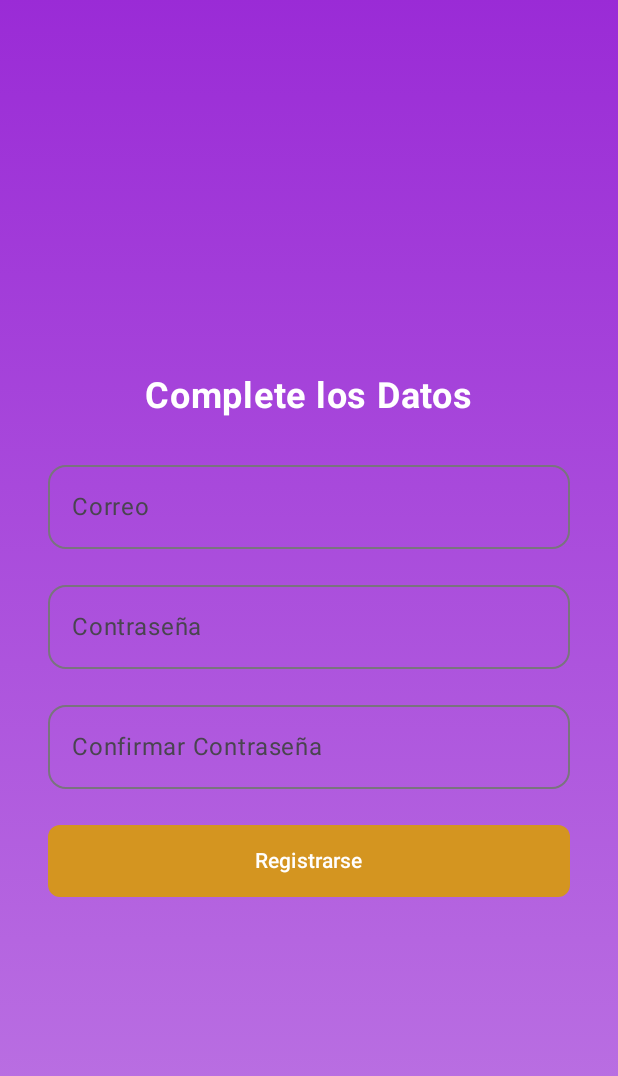
After one commit to CristianDAvella/siddhartha, an Android app built with Jetpack Compose: the RegisterActivity screen opened directly, with no data from a screen before it, on a phone screen of 412 x 824 dp. The commit adds this screen. Shown: the top 1076 px of the screen. Run offline under Robolectric (Android 15) with nearby library versions, the phone set to English and light mode, and no system bars; our stand-ins replace Firebase (no records; nobody signed in at launch, a user with empty details on screens opened directly).

Commit message:
se incluyo funcion para registrar nuevos usuarios

```diff
--- a/app/src/main/AndroidManifest.xml
+++ b/app/src/main/AndroidManifest.xml
@@ -34,6 +34,7 @@
         </activity>
         <activity android:name=".view.PrincipalActivity" />
         <activity android:name=".view.Activity_tecnicas" />
+        <activity android:name=".view.RegisterActivity" />
 
         <!-- Receiver para reinicio del dispositivo -->
         <receiver android:name=".receiver.AlarmaReceiver"
--- a/app/src/main/java/com/example/siddhartha/view/BottomNavigationBar.kt
+++ b/app/src/main/java/com/example/siddhartha/view/BottomNavigationBar.kt
@@ -19,7 +19,7 @@ fun BottomNavigationBar(currentActivity: String, context: Context) {
         containerColor = MaterialTheme.colorScheme.tertiary,
         tonalElevation = 8.dp
     ) {
-        NavigationBarItem(
+        /*NavigationBarItem(
             icon = { Icon(Icons.Default.Info, contentDescription = "About") },
             label = { Text("About") },
             selected = currentActivity == "AboutActivity",
@@ -33,7 +33,7 @@ fun BottomNavigationBar(currentActivity: String, context: Context) {
                 selectedTextColor = Color.Black,
                 indicatorColor = MaterialTheme.colorScheme.surface
             )
-        )
+        )*/
 
         NavigationBarItem(
             icon = { Icon(Icons.Default.Star, contentDescription = "Técnicas") },
--- a/app/src/main/java/com/example/siddhartha/view/LoginScreen.kt
+++ b/app/src/main/java/com/example/siddhartha/view/LoginScreen.kt
@@ -111,13 +111,7 @@ fun LoginScreen() {
                 Spacer(modifier = Modifier.height(12.dp))
                 TextButton(
                     onClick = {
-                        viewModel.register(email, password) { success, message ->
-                            if (success) {
-                                Toast.makeText(context, "Registro exitoso", Toast.LENGTH_SHORT).show()
-                            } else {
-                                Toast.makeText(context, message ?: "Error", Toast.LENGTH_LONG).show()
-                            }
-                        }
+                        context.startActivity(Intent(context, RegisterActivity::class.java))
                     },
                     colors = ButtonDefaults.textButtonColors(contentColor = MaterialTheme.colorScheme.secondary)
                 ) {
--- /dev/null
+++ b/app/src/main/java/com/example/siddhartha/view/RegisterActivity.kt
@@ -0,0 +1,21 @@
+package com.example.siddhartha.view
+
+import android.content.Intent
+import android.os.Bundle
+import androidx.activity.ComponentActivity
+import androidx.activity.compose.setContent
+import com.example.siddhartha.ui.theme.SiddharthaTheme
+
+class RegisterActivity : ComponentActivity() {
+    override fun onCreate(savedInstanceState: Bundle?) {
+        super.onCreate(savedInstanceState)
+        setContent {
+            SiddharthaTheme {
+                RegisterScreen(onRegisterSuccess = {
+                    startActivity(Intent(this, MainActivity::class.java))
+                    finish()
+                })
+            }
+        }
+    }
+}
--- /dev/null
+++ b/app/src/main/java/com/example/siddhartha/view/RegisterScreen.kt
@@ -0,0 +1,114 @@
+package com.example.siddhartha.view
+
+import android.widget.Toast
+import androidx.compose.foundation.background
+import androidx.compose.foundation.layout.*
+import androidx.compose.foundation.shape.RoundedCornerShape
+import androidx.compose.material3.*
+import androidx.compose.runtime.*
+import androidx.compose.ui.Alignment
+import androidx.compose.ui.Modifier
+import androidx.compose.ui.graphics.Brush
+import androidx.compose.ui.platform.LocalContext
+import androidx.compose.ui.res.stringResource
+import androidx.compose.ui.text.font.FontWeight
+import androidx.compose.ui.text.input.PasswordVisualTransformation
+import androidx.compose.ui.unit.dp
+import androidx.compose.ui.unit.sp
+import androidx.lifecycle.viewmodel.compose.viewModel
+import com.example.siddhartha.R
+import com.example.siddhartha.viewmodel.AuthViewModel
+
+@Composable
+fun RegisterScreen(onRegisterSuccess: () -> Unit) {
+    val viewModel: AuthViewModel = viewModel()
+    var email by remember { mutableStateOf("") }
+    var password by remember { mutableStateOf("") }
+    var confirmPassword by remember { mutableStateOf("") }
+    val context = LocalContext.current
+
+    val gradient = Brush.verticalGradient(
+        colors = listOf(
+            MaterialTheme.colorScheme.primary.copy(alpha = 0.95f),
+            MaterialTheme.colorScheme.primary.copy(alpha = 0.6f)
+        )
+    )
+
+    Box(
+        modifier = Modifier
+            .fillMaxSize()
+            .background(gradient),
+        contentAlignment = Alignment.Center
+    ) {
+        Column(
+            modifier = Modifier
+                .fillMaxWidth()
+                .padding(horizontal = 32.dp),
+            horizontalAlignment = Alignment.CenterHorizontally
+        ) {
+            Text(
+                text = stringResource(R.string.complete_data),
+                fontSize = 24.sp,
+                fontWeight = FontWeight.Bold,
+                color = MaterialTheme.colorScheme.onPrimary,
+                modifier = Modifier.padding(vertical = 24.dp)
+            )
+
+            OutlinedTextField(
+                value = email,
+                onValueChange = { email = it },
+                label = { Text(stringResource(R.string.email)) },
+                modifier = Modifier.fillMaxWidth(),
+                shape = RoundedCornerShape(12.dp),
+                singleLine = true
+            )
+            Spacer(modifier = Modifier.height(16.dp))
+
+            OutlinedTextField(
+                value = password,
+                onValueChange = { password = it },
+                label = { Text(stringResource(R.string.password)) },
+                visualTransformation = PasswordVisualTransformation(),
+                modifier = Modifier.fillMaxWidth(),
+                shape = RoundedCornerShape(12.dp),
+                singleLine = true
+            )
+            Spacer(modifier = Modifier.height(16.dp))
+
+            OutlinedTextField(
+                value = confirmPassword,
+                onValueChange = { confirmPassword = it },
+                label = { Text(stringResource(R.string.confirm_password)) },
+                visualTransformation = PasswordVisualTransformation(),
+                modifier = Modifier.fillMaxWidth(),
+                shape = RoundedCornerShape(12.dp),
+                singleLine = true
+            )
+            Spacer(modifier = Modifier.height(24.dp))
+
+            Button(
+                onClick = {
+                    if (password == confirmPassword) {
+                        viewModel.register(email, password) { success, message ->
+                            if (success) {
+                                Toast.makeText(context, context.getString(R.string.register_success), Toast.LENGTH_LONG).show()
+                                onRegisterSuccess()
+                            } else {
+                                Toast.makeText(context, message ?: context.getString(R.string.error), Toast.LENGTH_LONG).show()
+                            }
+                        }
+                    } else {
+                        Toast.makeText(context, context.getString(R.string.password_mismatch), Toast.LENGTH_LONG).show()
+                    }
+                },
+                colors = ButtonDefaults.buttonColors(containerColor = MaterialTheme.colorScheme.tertiary),
+                modifier = Modifier
+                    .fillMaxWidth()
+                    .height(48.dp),
+                shape = RoundedCornerShape(8.dp)
+            ) {
+                Text(text = stringResource(R.string.register), fontWeight = FontWeight.SemiBold)
+            }
+        }
+    }
+}
--- a/app/src/main/res/values/strings.xml
+++ b/app/src/main/res/values/strings.xml
@@ -35,4 +35,10 @@
     <string name="play">Reproducir</string>
     <string name="close">Cerrar</string>
 
+    <!--RegisterScreen-->
+    <string name="complete_data">Complete los Datos</string>
+    <string name="confirm_password">Confirmar Contraseña</string>
+    <string name="register_success">Usuario registrado con éxito</string>
+    <string name="error">Error</string>
+    <string name="password_mismatch">Las contraseñas no coinciden</string>
 </resources>
```
Also changed, not shown: 1 other file.
